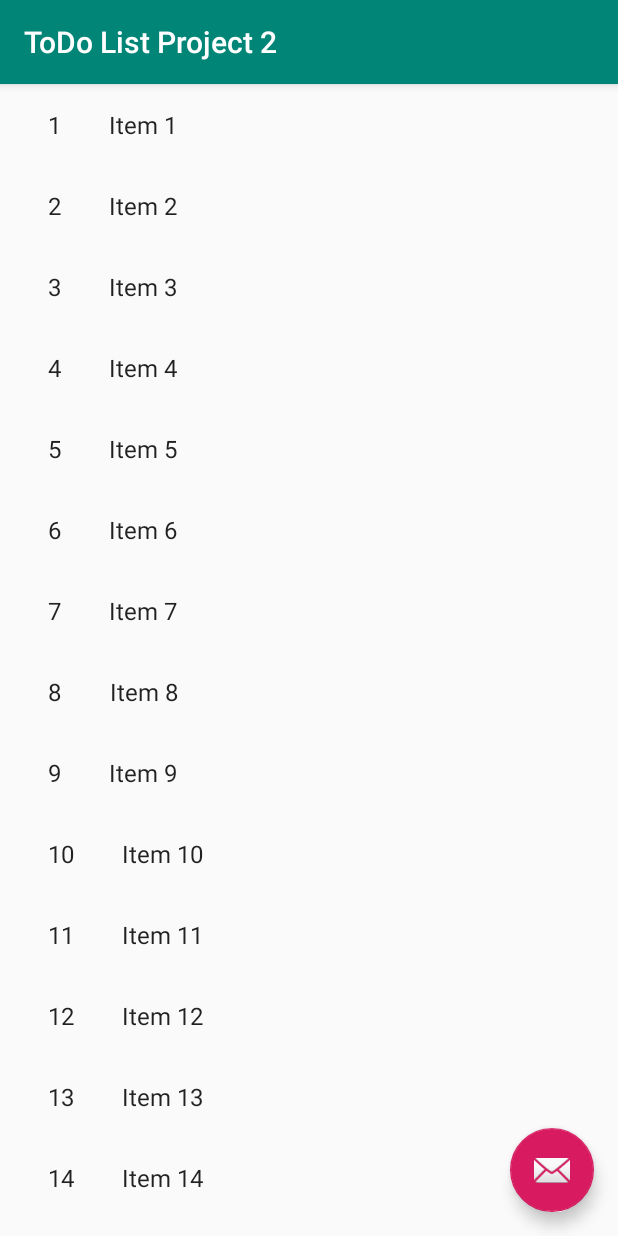
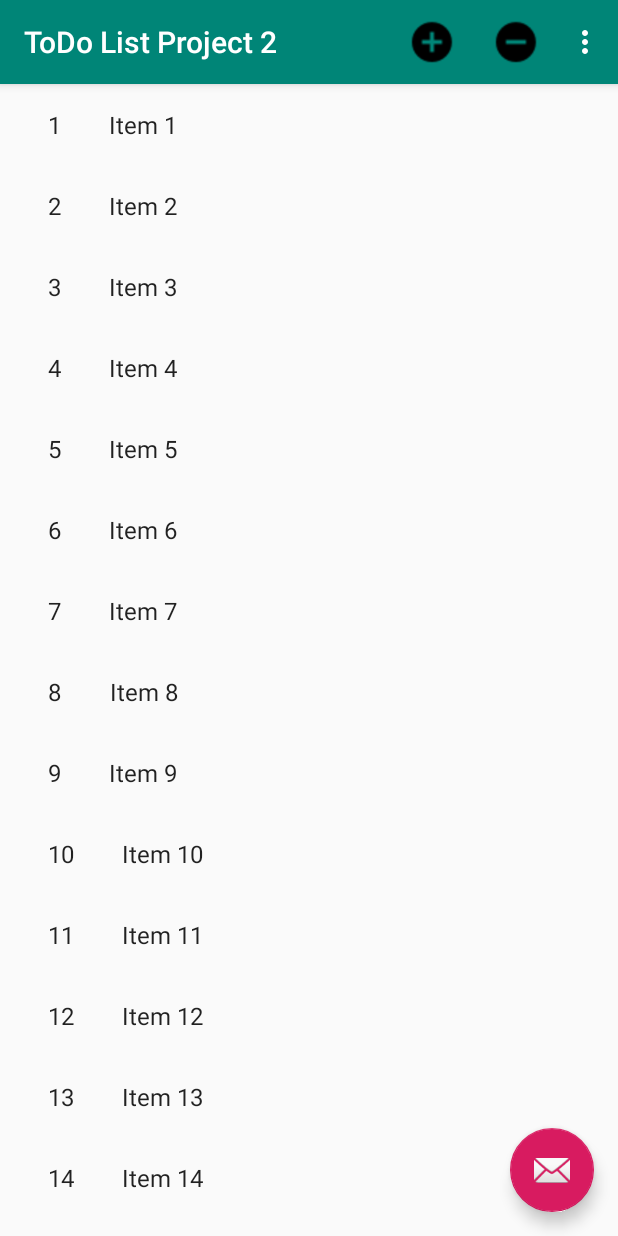
Before and after one commit to CrazySteve/Android-Project-2-, an Android app: the screen it shows after launch (ItemListActivity), on a phone screen of 412 x 824 dp. Run offline under Robolectric (Android 15) with nearby library versions, the phone set to English and light mode, and no system bars.

Commit message:
add appbar and icons
- delete not implemented
- about not implemented read emails and doc for implementation

```diff
--- /dev/null
+++ b/app/src/main/res/menu/appbar_menu.xml
@@ -0,0 +1,20 @@
+<!-- res/menu/appbar_menu.xml -->
+
+<menu xmlns:android="http://schemas.android.com/apk/res/android"
+    xmlns:app="http://schemas.android.com/apk/res-auto">
+
+    <item android:id="@+id/action_add"
+        android:title="@string/action_add"
+        android:icon="@drawable/add_circle"
+        app:showAsAction="ifRoom"/>
+
+    <item android:id="@+id/action_delete"
+        android:title="@string/action_delete"
+        android:icon="@drawable/remove_circle"
+        app:showAsAction="ifRoom"/>
+
+    <item android:id="@+id/action_about"
+        android:title="@string/action_about"
+        app:showAsAction="never"/>
+
+</menu>
--- a/app/src/main/res/values/strings.xml
+++ b/app/src/main/res/values/strings.xml
@@ -4,6 +4,10 @@
     <string name="ItemListDialogTitle">New Item</string>
     <string name="okString">Ok</string>
     <string name="cancelString">Cancel</string>
+
+    <string name="action_add">Add</string>
+    <string name="action_about">About</string>
+    <string name="action_delete">Delete</string>
 
     <string name="FlingEvent">FLING</string>
     <string name="DTapEvent">DOUBLETAP</string>
```
Also changed, not shown: app/src/main/java/com/zybooks/todolistproject2/ItemListActivity.java (+39 -8 lines), app/src/main/res/drawable/add_circle.png (added), app/src/main/res/drawable/remove_circle.png (added).
